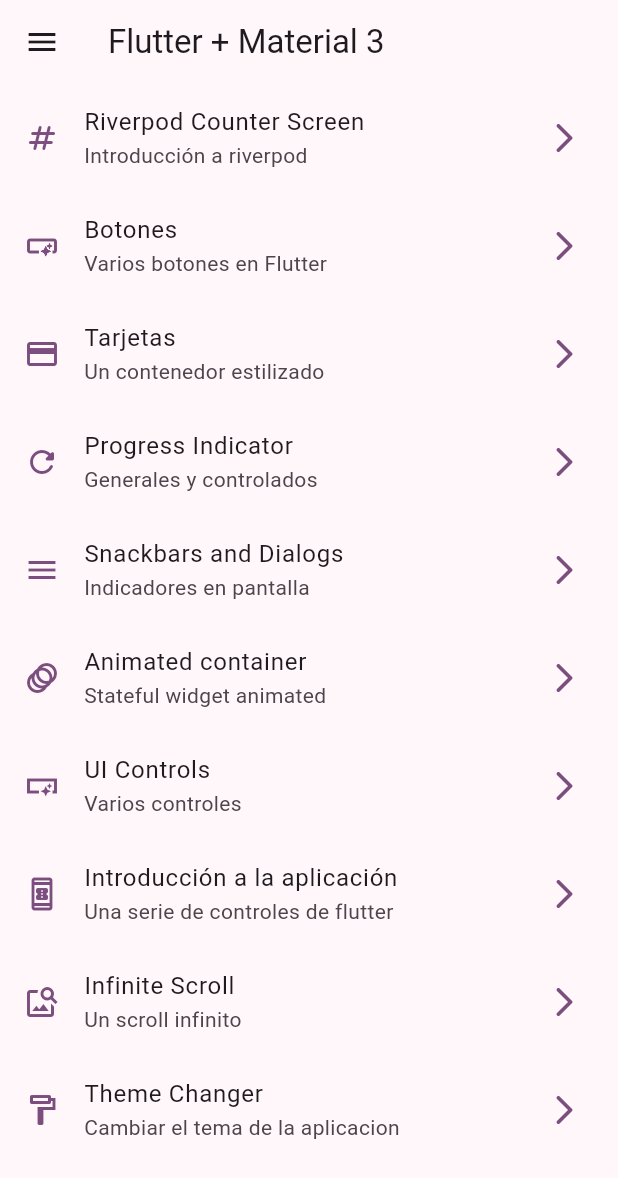
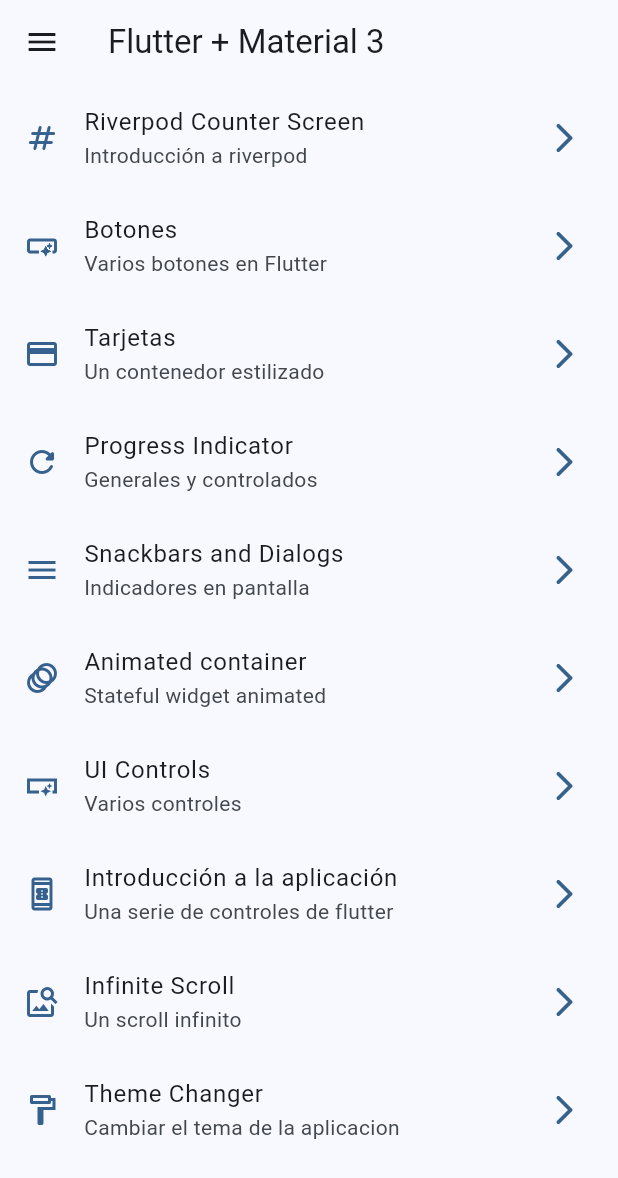
Before and after one commit to xiillii/FlutterMobileUdemy, a Flutter app: the screen it shows after launch, on a phone screen of 412 x 824 dp. Shown: the top 1178 px of the screen. Run offline on Flutter 3.47's test engine with Material 2 defaults, Android fonts, the phone set to English and light mode, and no system bars; our stand-ins replace animate_do, dio, flutter_riverpod, go_router, video_player.

Commit message:
Widgets App: Cambiar el tema y el color de toda la aplicaci'on

```diff
--- a/Sec009/widgets_app/lib/config/theme/app_theme.dart
+++ b/Sec009/widgets_app/lib/config/theme/app_theme.dart
@@ -3,24 +3,26 @@ import 'package:flutter/material.dart';
 const colorList = <Color>[
   Colors.blue,
   Colors.teal,
-  Colors.cyan,
+  Colors.blueGrey,
   Colors.red,
   Colors.purple,
-  Colors.yellow,
+  Colors.lime,
   Colors.indigo,
   Colors.orange,
 ];
 
 class AppTheme {
   final int selectedColor;
+  final bool isDarkMode;
 
-  AppTheme({this.selectedColor = 0})
+  AppTheme({this.selectedColor = 0, this.isDarkMode = false})
       : assert(selectedColor >= 0, 'Selected color must be greater than 0'),
         assert(selectedColor < colorList.length,
             'Selected color must be less than ${colorList.length}');
 
   ThemeData getTheme() => ThemeData(
       useMaterial3: true,
+      brightness: isDarkMode ? Brightness.dark : Brightness.light,
       colorSchemeSeed: colorList[selectedColor],
       appBarTheme: const AppBarTheme(centerTitle: false));
 }
--- a/Sec009/widgets_app/lib/main.dart
+++ b/Sec009/widgets_app/lib/main.dart
@@ -2,21 +2,26 @@ import 'package:flutter/material.dart';
 import 'package:flutter_riverpod/flutter_riverpod.dart';
 import 'package:widgets_app/config/router/app_router.dart';
 import 'package:widgets_app/config/theme/app_theme.dart';
+import 'package:widgets_app/presentation/providers/theme_provider.dart';
 
 void main() {
   runApp(const ProviderScope(child: MainApp()));
 }
 
-class MainApp extends StatelessWidget {
+class MainApp extends ConsumerWidget {
   const MainApp({super.key});
 
   @override
-  Widget build(BuildContext context) {
+  Widget build(BuildContext context, WidgetRef ref) {
+    final isDarkMode = ref.watch(isDarkModeProvider);
+    final colorThemeSelected = ref.watch(selectThemeColorProvider);
+
     return MaterialApp.router(
       title: 'Flutter Widgets',
       routerConfig: appRouter,
       debugShowCheckedModeBanner: false,
-      theme: AppTheme(selectedColor: 4).getTheme(),
+      theme: AppTheme(selectedColor: colorThemeSelected, isDarkMode: isDarkMode)
+          .getTheme(),
     );
   }
 }
--- a/Sec009/widgets_app/lib/presentation/providers/theme_provider.dart
+++ b/Sec009/widgets_app/lib/presentation/providers/theme_provider.dart
@@ -3,3 +3,4 @@ import 'package:widgets_app/config/theme/app_theme.dart';
 
 final isDarkModeProvider = StateProvider((ref) => false);
 final colorListProvider = Provider((ref) => colorList);
+final selectThemeColorProvider = StateProvider((ref) => 0);
--- a/Sec009/widgets_app/lib/presentation/screens/theme_changer/theme_changer_screen.dart
+++ b/Sec009/widgets_app/lib/presentation/screens/theme_changer/theme_changer_screen.dart
@@ -36,6 +36,7 @@ class _ThemeChangerView extends ConsumerWidget {
   @override
   Widget build(BuildContext context, WidgetRef ref) {
     final List<Color> colors = ref.watch(colorListProvider);
+    final int selectedThemeColor = ref.watch(selectThemeColorProvider);
 
     return ListView.builder(
       itemCount: colors.length,
@@ -49,9 +50,12 @@ class _ThemeChangerView extends ConsumerWidget {
           subtitle: Text('${color.value}'),
           activeColor: color,
           value: index,
-          groupValue: 5,
+          groupValue: selectedThemeColor,
           onChanged: (value) {
             // todo: notificar el cambio
+            ref
+                .read(selectThemeColorProvider.notifier)
+                .update((state) => value ?? 0);
           },
         );
       },
```
